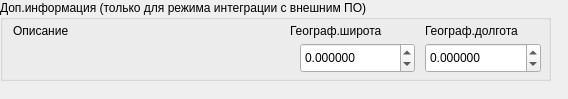
The window that m_cfg/unitWidgets/coordinatewidget.ui (xXRadioHeadXx/start7) describes before a commit, drawn with Qt 5.
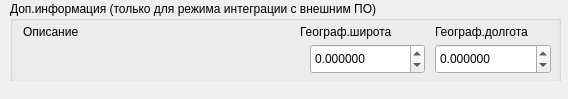
The same window after the commit. Custom widgets are drawn as their Qt base class.

```diff
--- a/m_cfg/unitWidgets/coordinatewidget.ui
+++ b/m_cfg/unitWidgets/coordinatewidget.ui
@@ -29,8 +29,8 @@
     <widget class="QGroupBox" name="groupBox_4">
      <property name="geometry">
       <rect>
-       <x>0</x>
-       <y>0</y>
+       <x>10</x>
+       <y>1</y>
        <width>551</width>
        <height>81</height>
       </rect>
```
